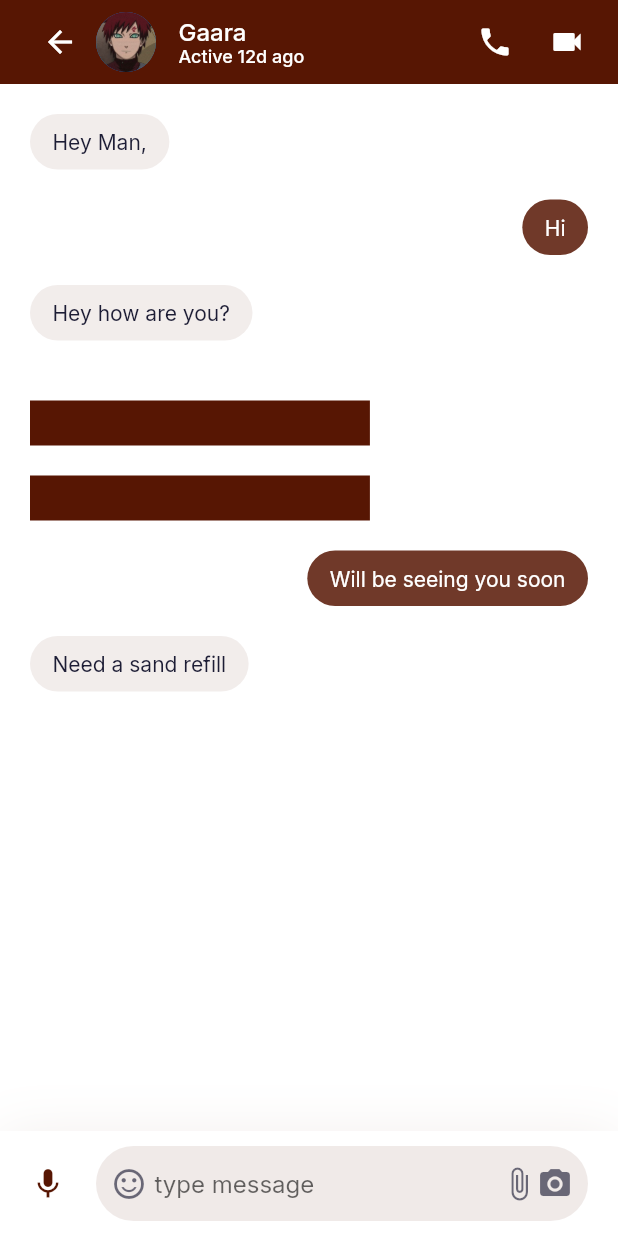
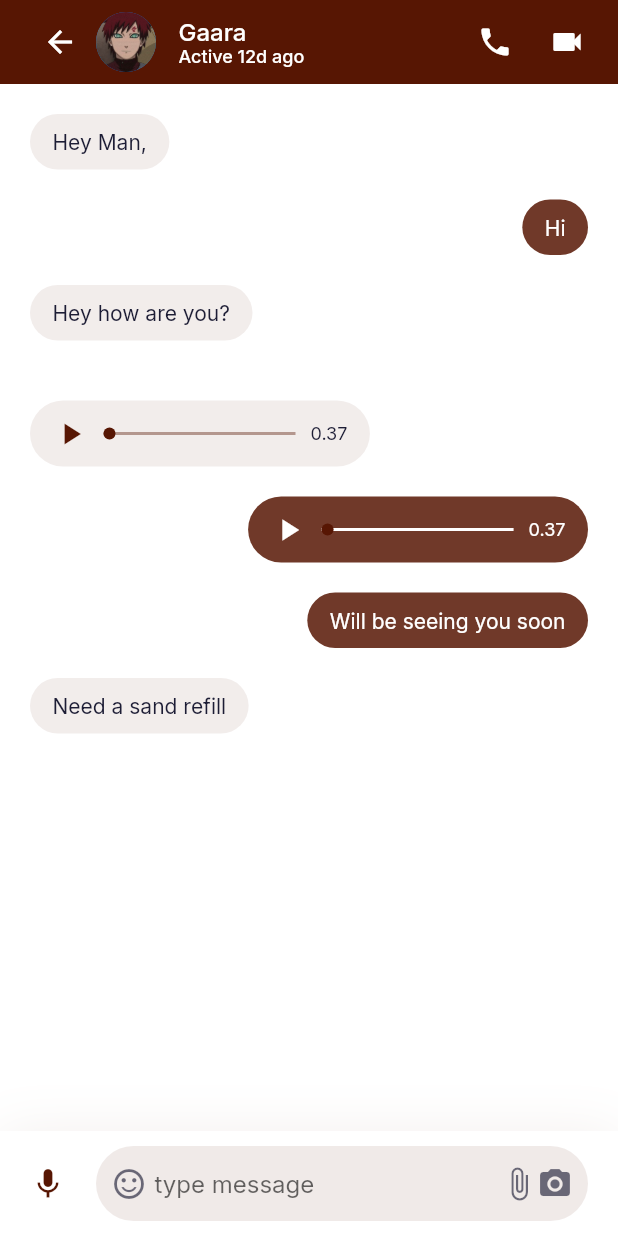
Before and after one commit to bibek77/sphere-chat-app, a Flutter app: the MessageScreen screen opened directly, on a phone screen of 412 x 824 dp. Run offline on Flutter 3.47's test engine with Material 2 defaults, Android fonts, the phone set to English and light mode, and no system bars; our stand-ins replace google_fonts.

Commit message:
audio messages class done

```diff
--- a/lib/models/chat_message.dart
+++ b/lib/models/chat_message.dart
@@ -42,7 +42,7 @@ List dummyChatMessages = [
       chatMessageType: ChatMessageType.audio),
   ChatMessage(
       text: "",
-      isSender: false,
+      isSender: true,
       messageStatus: MessageStatus.viewed,
       chatMessageType: ChatMessageType.audio),
   ChatMessage(
--- /dev/null
+++ b/lib/screens/audio_message.dart
@@ -0,0 +1,57 @@
+import 'package:flutter/material.dart';
+
+import '../models/chat_message.dart';
+import '../utils/constants.dart';
+
+class AudioMessage extends StatelessWidget {
+  final ChatMessage message;
+  const AudioMessage({Key? key, required this.message}) : super(key: key);
+
+  @override
+  Widget build(BuildContext context) {
+    return Container(
+      width: MediaQuery.of(context).size.width * 0.55,
+      // height: 40,
+      padding: EdgeInsets.symmetric(
+          horizontal: kDefaultPadding * 0.75, vertical: kDefaultPadding / 2),
+      decoration: BoxDecoration(
+          borderRadius: BorderRadius.circular(30),
+          color: kPrimaryColor.withOpacity(message.isSender ? 0.85 : 0.08)),
+      child: Row(children: [
+        Icon(
+          Icons.play_arrow,
+          color: !message.isSender ? kPrimaryColor : Colors.white,
+        ),
+        Expanded(
+            child: Padding(
+          padding: const EdgeInsets.symmetric(horizontal: kDefaultPadding / 2),
+          child: Stack(
+            clipBehavior: Clip.none,
+            alignment: Alignment.center,
+            children: [
+              Container(
+                width: double.infinity,
+                height: 2,
+                color: !message.isSender ? kPrimaryColor.withOpacity(0.4) : Colors.white,
+              ),
+              Positioned(
+                left: 0,
+                child: Container(
+                  height: 8,
+                  width: 8,
+                  decoration: BoxDecoration(
+                      color: kPrimaryColor, shape: BoxShape.circle),
+                ),
+              )
+            ],
+          ),
+        )),
+        Text(
+          "0.37",
+          style: TextStyle(
+              fontSize: 12, color: message.isSender ? Colors.white : null),
+        ),
+      ]),
+    );
+  }
+}
--- a/lib/screens/messages.dart
+++ b/lib/screens/messages.dart
@@ -3,6 +3,7 @@ import 'package:instant_messenger/screens/text_message.dart';
 
 import '../models/chat_message.dart';
 import '../utils/constants.dart';
+import 'audio_message.dart';
 
 class Messages extends StatelessWidget {
   const Messages({
@@ -19,7 +20,9 @@ class Messages extends StatelessWidget {
         case ChatMessageType.text:
           return TextMessage(message: message);
         case ChatMessageType.audio:
-          return AudioMessage();
+          return AudioMessage(
+            message: message,
+          );
         default:
           return SizedBox();
       }
@@ -47,22 +50,3 @@ class Messages extends StatelessWidget {
     );
   }
 }
-
-class AudioMessage extends StatelessWidget {
-  const AudioMessage({Key? key}) : super(key: key);
-
-  @override
-  Widget build(BuildContext context) {
-    return Container(
-      width: MediaQuery.of(context).size.width * 0.55,
-      height: 30,
-      padding: EdgeInsets.symmetric(
-        horizontal: kDefaultPadding*0.75,
-        vertical: kDefaultPadding/2
-      ),
-      decoration: BoxDecoration(
-        color: kPrimaryColor,
-      ),
-    );
-  }
-}
```
